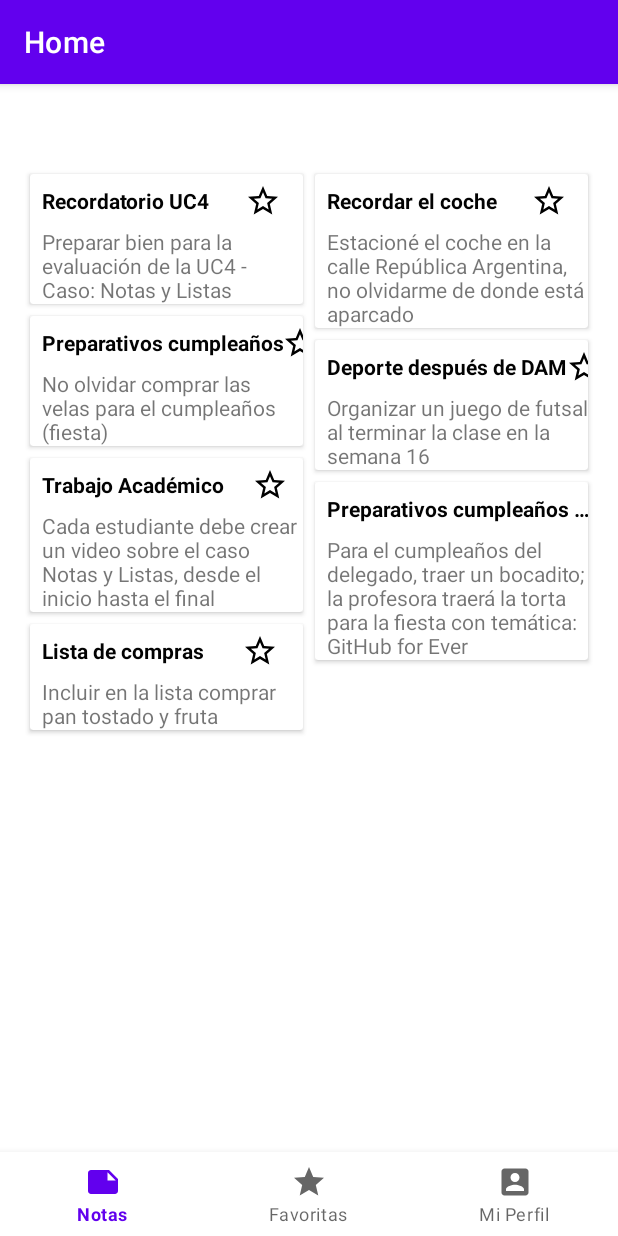
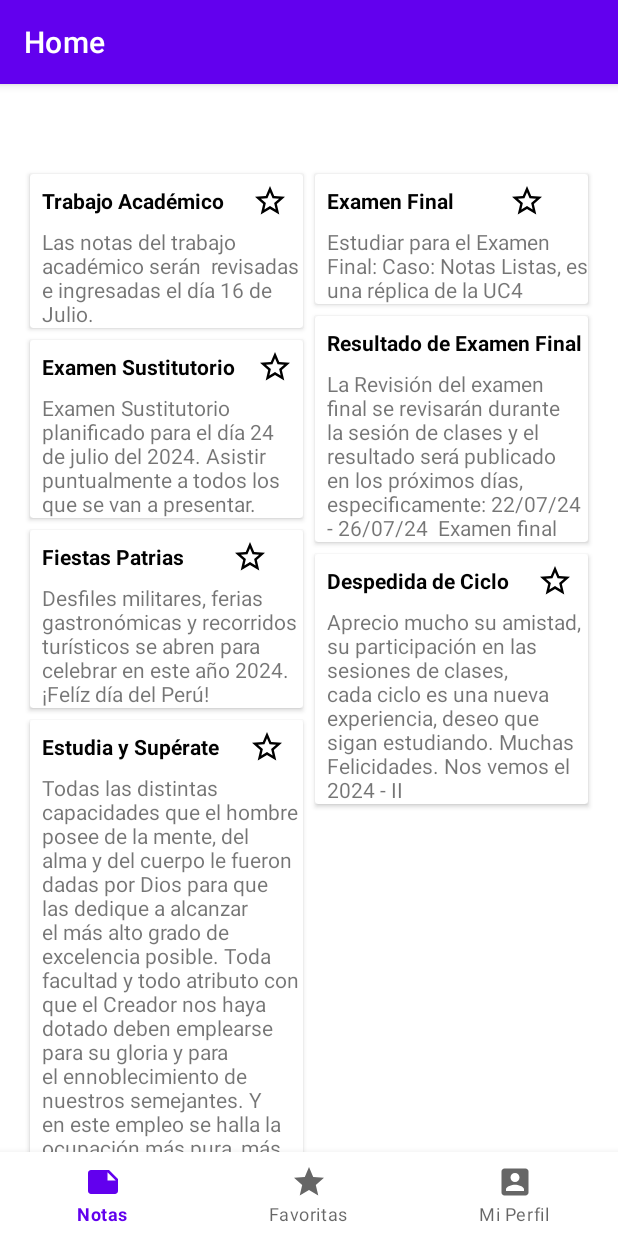
Before and after one commit to Daniel07Navarro/DAM_EF_Navarro, an Android app: the NotaFragment screen opened directly, with no data from a screen before it, on a phone screen of 412 x 824 dp. Run offline under Robolectric (Android 15) with nearby library versions, the phone set to English and light mode, and no system bars; our stand-ins replace navigation-ui.

Commit message:
Actualizando notas

```diff
--- a/app/src/main/java/com/example/dam__examen_final_navarro/NotaFragment.java
+++ b/app/src/main/java/com/example/dam__examen_final_navarro/NotaFragment.java
@@ -76,13 +76,13 @@ public class NotaFragment extends Fragment {
                 recyclerView.setLayoutManager(new StaggeredGridLayoutManager( numeroColumnas, StaggeredGridLayoutManager.VERTICAL));
             }
             notaList = new ArrayList<>();
-            notaList.add(new Nota("Recordatorio UC4", "Preparar bien para la evaluación de la UC4 - Caso: Notas y Listas", true, android.R.color.holo_blue_light));
-            notaList.add(new Nota("Recordar el coche", "Estacioné el coche en la calle República Argentina, no olvidarme de donde está aparcado", false, android.R.color.holo_green_light));
-            notaList.add(new Nota("Preparativos cumpleaños", "No olvidar comprar las velas para el cumpleaños (fiesta)", true, android.R.color.holo_orange_light));
-            notaList.add(new Nota("Deporte después de DAM", "Organizar un juego de futsal al terminar la clase en la semana 16", true, android.R.color.holo_blue_light));
-            notaList.add(new Nota("Trabajo Académico", "Cada estudiante debe crear un video sobre el caso Notas y Listas, desde el inicio hasta el final", false, android.R.color.holo_green_light));
-            notaList.add(new Nota("Preparativos cumpleaños Rakauskas", "Para el cumpleaños del delegado, traer un bocadito; la profesora traerá la torta para la fiesta con temática: GitHub for Ever", true, android.R.color.holo_orange_light));
-            notaList.add(new Nota("Lista de compras", "Incluir en la lista comprar pan tostado y fruta", true, android.R.color.holo_blue_light));
+            notaList.add(new Nota("Trabajo Académico", "Las notas del trabajo académico serán  revisadas e ingresadas el día 16 de Julio.", false, android.R.color.holo_green_light));
+            notaList.add(new Nota("Examen Final", "Estudiar para el Examen Final: Caso: Notas Listas, es una réplica de la UC4", true, android.R.color.holo_blue_light));
+            notaList.add(new Nota("Resultado de Examen Final", "La Revisión del examen final se revisarán durante la sesión de clases y el resultado será publicado en los próximos días, especificamente: 22/07/24 - 26/07/24  Examen final ", false, android.R.color.holo_green_light));
+            notaList.add(new Nota("Examen Sustitutorio", "Examen Sustitutorio planificado para el día 24 de julio del 2024. Asistir puntualmente a todos los que se van a presentar.", true, android.R.color.holo_blue_light));
+            notaList.add(new Nota("Fiestas Patrias", "Desfiles militares, ferias gastronómicas y recorridos turísticos se abren para celebrar en este año 2024. ¡Felíz día del Perú!", true, android.R.color.holo_orange_light));
+            notaList.add(new Nota("Despedida de Ciclo", "Aprecio mucho su amistad, su participación en las sesiones de clases, cada ciclo es una nueva experiencia, deseo que sigan estudiando. Muchas Felicidades. Nos vemos el 2024 - II", false, android.R.color.holo_green_light));
+            notaList.add(new Nota("Estudia y Supérate", "Todas las distintas capacidades que el hombre posee de la mente, del alma y del cuerpo le fueron dadas por Dios para que las dedique a alcanzar el más alto grado de excelencia posible. Toda facultad y todo atributo con que el Creador nos haya dotado deben emplearse para su gloria y para el ennoblecimiento de nuestros semejantes. Y en este empleo se halla la ocupación más pura, más noble y más feliz.", false, android.R.color.holo_green_light));
             adapterNotas = new MyNotaRecyclerViewAdapter(notaList,mListener);
             recyclerView.setAdapter(adapterNotas);
         }
```
